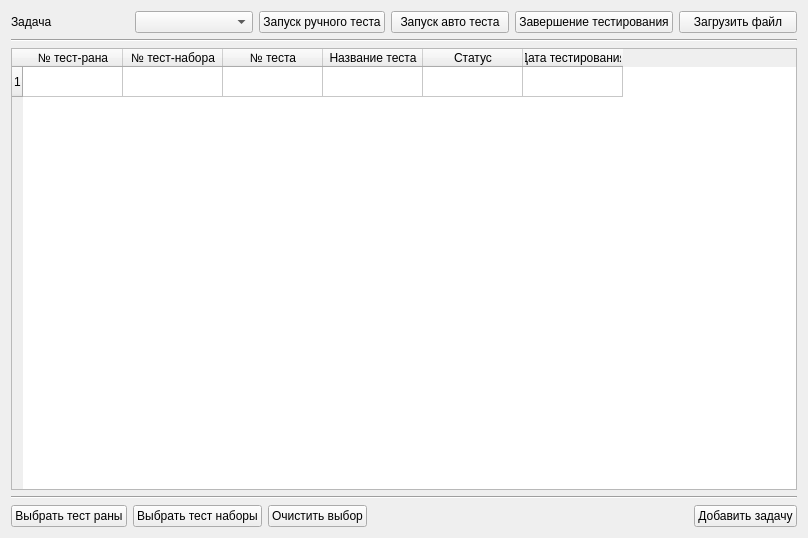
This is gui/test_cases.ui in Lilostich/CDC as Qt 5 draws it before an edit. The edited form follows.
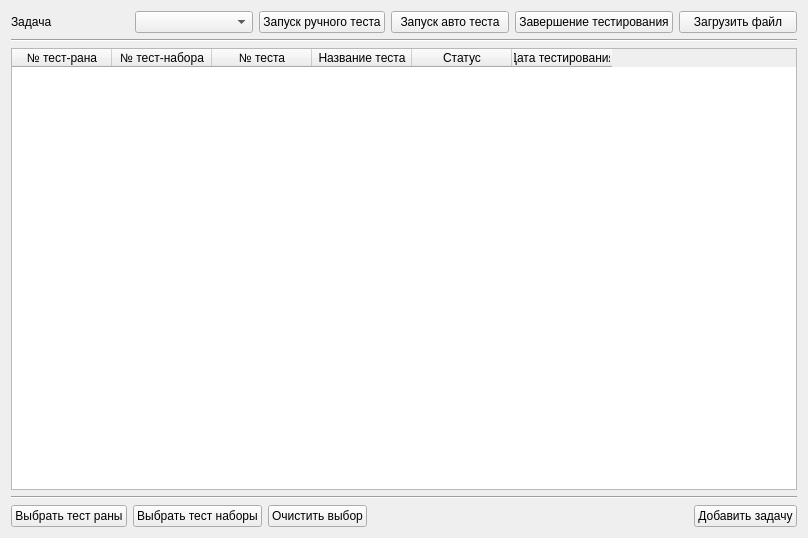
This is the edited form.

```diff
--- a/gui/test_cases.ui
+++ b/gui/test_cases.ui
@@ -65,11 +65,6 @@
    </item>
    <item>
     <widget class="QTableWidget" name="tableWidget">
-     <row>
-      <property name="text">
-       <string>1</string>
-      </property>
-     </row>
      <column>
       <property name="text">
        <string>№ тест-рана</string>
```
